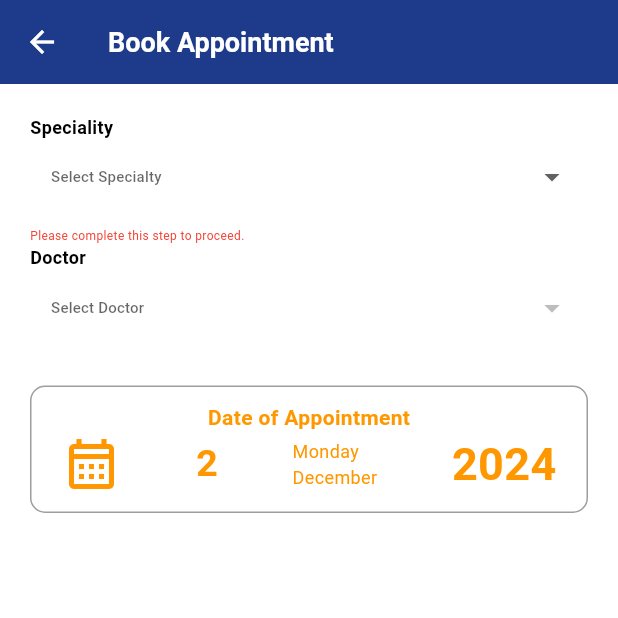
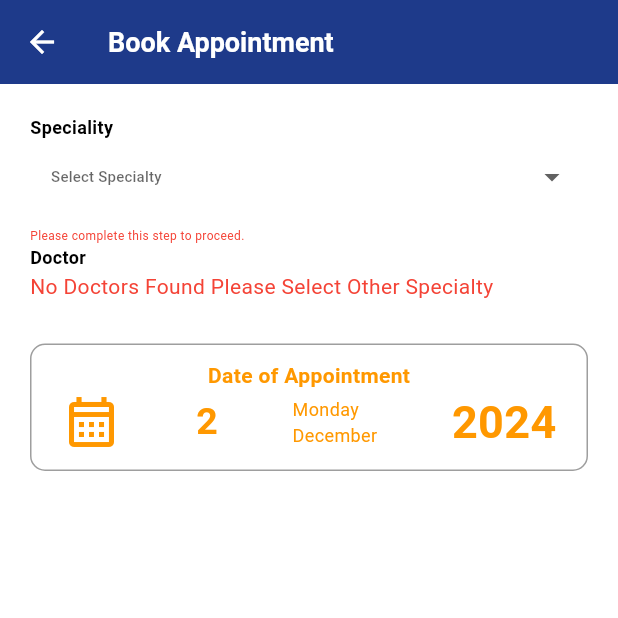
Before and after one commit to OpAbhiG/work_in_web, a Flutter app: the AppointmentBookingScreen screen opened directly, on a phone screen of 412 x 824 dp, the top half of it. Run offline on Flutter 3.47's test engine with Material 3 defaults, Android fonts, the phone set to English and light mode, and no system bars; our stand-ins replace file_picker, hive, hive_flutter; accounts and stored records are empty.

Commit message:
Update booking_screen.dart

```diff
--- a/lib/screens/booking_screen.dart
+++ b/lib/screens/booking_screen.dart
@@ -20,11 +20,11 @@ class AppointmentBookingScreen extends StatefulWidget {
 
 class _AppointmentBookingScreenState extends State<AppointmentBookingScreen> {
   late final Doctor doctor;
-  Box doctorCacheBox = Hive.box('doctorCache');
+  // Box doctorCacheBox = Hive.box('doctorCache');
   int currentStep = 0;// for select step by step option
   bool isLoading = false;
   String? selectedSpecialty;
-  String? selectedDoctor;
+  int? selectedDoctor;
 
   bool isVideoConsultation = true;
 
@@ -55,7 +55,7 @@ class _AppointmentBookingScreenState extends State<AppointmentBookingScreen> {
 
   @override
   void dispose() {
-    doctorCacheBox.close();
+    // doctorCacheBox.close();
     Hive.close();
     super.dispose();
   }
@@ -159,6 +159,9 @@ class _AppointmentBookingScreenState extends State<AppointmentBookingScreen> {
           'Content-Type': 'application/json',
         },
       );
+      print('$baseapi/patient/filter_doctor?speciality=$specialtyKey');
+      print(response.body);
+      print(response.statusCode);
 
       if (response.statusCode == 200) {
 
@@ -169,7 +172,7 @@ class _AppointmentBookingScreenState extends State<AppointmentBookingScreen> {
         // List<Map<String, dynamic>> doctorData = json.decode(response.body)['data'];
 
         // Safely cast the data to a list of maps
-        List<Map<String, dynamic>> doctorData = (['data'] as List)
+        List<Map<String, dynamic>> doctorData = (json.decode(response.body)['data'] as List)
             .map((item) => item as Map<String, dynamic>)
             .toList();
 
@@ -181,9 +184,13 @@ class _AppointmentBookingScreenState extends State<AppointmentBookingScreen> {
 
 
         return doctorData;
+      }else if (response.statusCode == 200) {
+
+        return [];
       }
 
       else {
+        return  [];
         final errorMsg = json.decode(response.body)['message'] ?? 'Failed to fetch doctors';
 
         throw Exception(errorMsg+'Failed to load doctors');
@@ -454,28 +461,25 @@ class _AppointmentBookingScreenState extends State<AppointmentBookingScreen> {
     );
   }
   Widget _buildDoctorDropdown() {
-    return DropdownButtonFormField<int>(
+    return  doctors.length  == 0 ? const Text("No Doctors Found Please Select Other Specialty",style: TextStyle(color: Colors.red),):   DropdownButtonFormField<int>(
       decoration: InputDecoration(
         border: OutlineInputBorder(
           borderRadius: BorderRadius.circular(12.0),
         ),
         contentPadding: const EdgeInsets.symmetric(horizontal: 10, vertical: 5),
       ),
-      value: 1,
-      items: doctors.map<DropdownMenuItem<int>>((Map<String, dynamic> doctor) {
+      value: selectedDoctor,
+      items: doctors.map<DropdownMenuItem<int>>((doctor) {
         return DropdownMenuItem<int>(
-          value: doctor['id'], // The ID of the doctor
-          child: Text(
-            doctor['full_name'], // The full name of the doctor
-            style: const TextStyle(fontSize: 14),
-          ),
+          value: doctor['id'],
+          child: Text(doctor['full_name']),
         );
       }).toList(),
 
 
       onChanged: (value) {
         setState(() {
-          selectedDoctor = "";
+          selectedDoctor = value;
           currentStep = 2;
         });
       },
```
